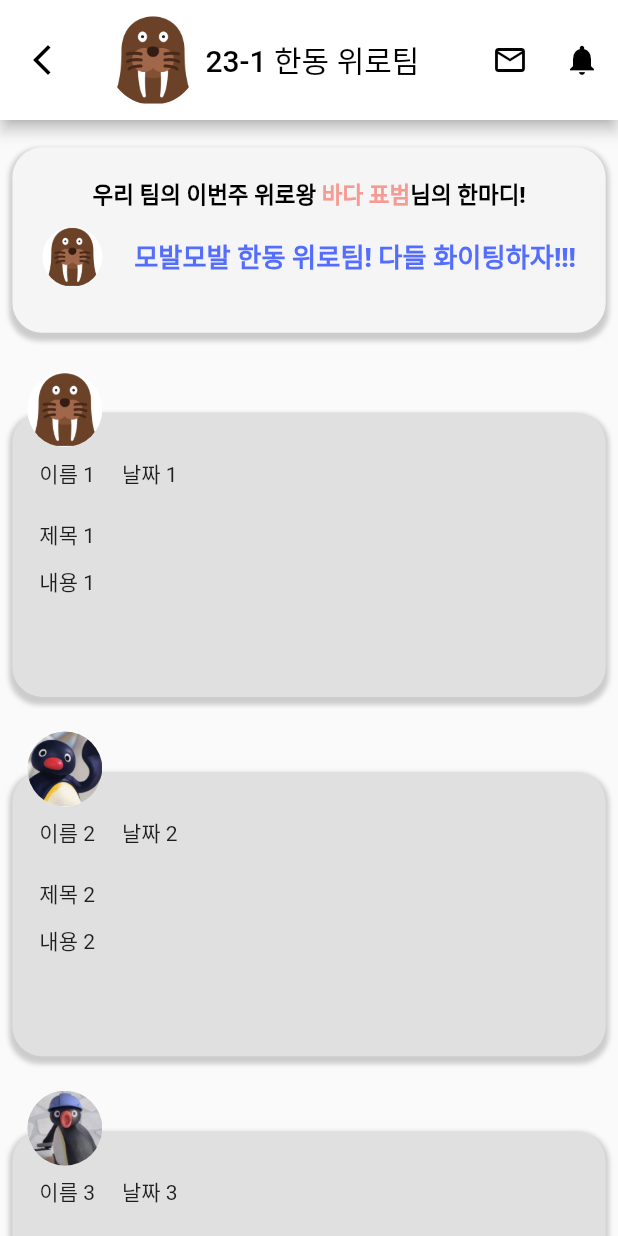
After one commit to MobalWorld/Mobal_Front, a Flutter app: the GroupMain screen opened directly, on a phone screen of 412 x 824 dp. The commit adds this screen. Run offline on Flutter 3.47's test engine with Material 2 defaults, Android fonts, the phone set to English and light mode, and no system bars; our stand-ins replace cloud_firestore, firebase_auth, firebase_core, flutter_screenutil, get, google_sign_in; accounts and stored records are empty.

Commit message:
create group_main

```diff
--- /dev/null
+++ b/lib/UI/group_main.dart
@@ -0,0 +1,211 @@
+import 'package:flutter/cupertino.dart';
+import 'package:flutter/material.dart';
+import 'package:flutter_screenutil/flutter_screenutil.dart';
+
+class GroupMain extends StatefulWidget {
+  const GroupMain({Key? key}) : super(key: key);
+
+  @override
+  State<GroupMain> createState() => _GroupMainState();
+}
+
+final List<String> name = <String>['이름 1', '이름 2', '이름 3'];
+final List<String> title = <String>['제목 1', '제목 2', '제목 3'];
+final List<String> content = <String>['내용 1', '내용 2', '내용 3'];
+final List<String> date = <String>['날짜 1', '날짜 2', '날짜 3'];
+final List<String> image = <String> ['assets/walrus.png','assets/peng1.jpg','assets/peng2.jpg'];
+
+class _GroupMainState extends State<GroupMain> {
+  @override
+  Widget build(BuildContext context) {
+    return SafeArea(
+      child: Scaffold(
+      appBar: AppBar(
+      backgroundColor: Colors.white,
+      toolbarHeight: 80,
+      leading: IconButton(
+        icon: Icon(Icons.arrow_back_ios_new,color: Colors.black,)
+        ,
+        onPressed
+            :
+            () {},
+      ),
+      title: Row(
+        children: [
+          CircleAvatar(
+            backgroundColor: Colors.white,
+            backgroundImage: AssetImage('assets/walrus.png'),
+            radius: 30, //프로필 사진 원 사이즈 -> 30으로 고정
+          ),
+          SizedBox(width: 5),
+          Text('23-1 한동 위로팀',style: TextStyle(color: Colors.black),),
+        ],
+      ),
+      actions: [
+        IconButton(onPressed: () {}, icon: Icon(Icons.mail_outline,color: Colors.black,)),
+        IconButton(onPressed: () {}, icon: Icon(Icons.notifications,color: Colors.black,)),
+      ],
+      centerTitle: true,
+    ),
+    body: Column(
+    mainAxisAlignment: MainAxisAlignment.start,
+    children: [
+    SizedBox(height: 10,),
+    Padding(
+    padding: EdgeInsets.symmetric(
+    horizontal: 0.01.sh,
+    vertical: 0.01.sh),
+    child: Container(
+    height: 0.15.sh,
+    decoration: BoxDecoration(
+    color: Colors.grey[100],
+    borderRadius: BorderRadius.circular(20),
+    boxShadow: [
+    BoxShadow(
+    color: Colors.grey.withOpacity(0.5),
+    spreadRadius: 2,
+    blurRadius: 2,
+    offset: Offset(0, 3), // changes position of shadow
+    ),
+    ],
+    ),
+    child: Padding(
+    padding: EdgeInsets.all(20),
+    child: Column(
+    crossAxisAlignment: CrossAxisAlignment.center,
+    children: [
+    RichText(
+    text: TextSpan(
+    text: '우리 팀의 이번주 위로왕 ',
+    style: TextStyle(
+    fontSize: 15,
+    fontWeight: FontWeight.w600,
+    color: Colors.black),
+    children: [
+    TextSpan(
+    text: '바다 표범',
+    style: TextStyle(fontSize: 15, color: Color(0xFFF69B94),fontWeight: FontWeight.w600),
+    ),
+    TextSpan(
+    text: '님의 한마디!',
+    style: TextStyle(fontSize: 15, color: Colors.black, fontWeight: FontWeight.w800),
+    ),
+    ])),
+    SizedBox(height: 11),
+    Row(
+    mainAxisAlignment: MainAxisAlignment.spaceBetween,
+    children: [
+    CircleAvatar(
+    backgroundColor: Colors.white,
+    backgroundImage: AssetImage('assets/walrus.png'),
+    radius: 20, //프로필 사진 원 사이즈 -> 30으로 고정
+    ),
+    Text('모발모발 한동 위로팀! 다들 화이팅하자!!!',style: TextStyle(fontWeight: FontWeight.w800,fontSize: 17.5,color: Colors.indigoAccent),),
+    ],
+    ),
+    ],
+    ),
+    ),
+    ),
+    ),
+
+      Expanded(child: Container(
+        child: ListView.builder(
+            padding: EdgeInsets.symmetric(horizontal: 0.01.sh, vertical: 40),
+            itemCount: name.length,
+            itemBuilder: (BuildContext context, int index) {
+              return Transform.translate(
+                offset: Offset(0,5),
+                child: Column(
+                  children: [
+                    Container(
+                      clipBehavior: Clip.none,
+                      height: 0.23.sh,
+                      decoration: BoxDecoration(
+                        color: Colors.grey[300],
+                        borderRadius: BorderRadius.circular(20),
+                        boxShadow: [
+                          BoxShadow(
+                            color: Colors.grey.withOpacity(0.5),
+                            spreadRadius: 2,
+                            blurRadius: 2,
+                            offset: Offset(0, 3), // changes position of shadow
+                          ),
+                        ],
+                      ),
+                      child: Padding(
+                        padding: EdgeInsets.all(10),
+                        child: Row(
+                          children: [
+                            Column(
+                              crossAxisAlignment: CrossAxisAlignment.start,
+                              children: [
+                                //이름과 날짜
+                                    Row(
+                                      children: [
+                                        Padding(
+                                          padding: const EdgeInsets.symmetric(horizontal: 8, vertical: 20),
+                                          child: Text(name[index],style: TextStyle(fontSize: 14),),
+                                        ),
+                                        SizedBox(width: 10),
+
+                                          Text(date[index],style: TextStyle(fontSize: 14),),
+
+                                      ],
+                                    ),
+                                //제목
+                                Row(
+                                  crossAxisAlignment: CrossAxisAlignment.start,
+                                  children: [
+                                    Padding(
+                                      padding: const EdgeInsets.fromLTRB(8, 0, 8, 0),
+                                      child: Text(title[index],style: TextStyle(fontSize: 14),),
+                                    ),
+                                  ],
+                                ),
+                                SizedBox(height: 10,),
+                                //내용
+                                Row(
+                                  crossAxisAlignment: CrossAxisAlignment.start,
+                                  children: [
+                                    Padding(
+                                      padding: const EdgeInsets.fromLTRB(8, 0, 8, 0),
+                                      child: Text(content[index],style: TextStyle(fontSize: 14),),
+                                    ),
+                                  ],
+                                ),
+
+
+
+                                    Transform.scale(
+                                      scale: 1,
+                                      child: Transform.translate(offset: Offset(0,-150),
+                                        child: CircleAvatar(
+                                          backgroundColor: Colors.white,
+                                          backgroundImage: AssetImage(image[index]),
+                                          radius: 25, //프로필 사진 원 사이즈 -> 30으로 고정
+                                        ),),
+                                    ),
+
+
+                              ],
+                            ),
+
+                          ],
+                        ),
+                      ),
+                    ),
+                    Container(
+                      height: 50,
+                    )
+                  ],
+                ),
+              );
+            })
+      ))
+],
+    ),
+
+    ),);
+  }
+}
--- a/lib/UI/master_key.dart
+++ b/lib/UI/master_key.dart
@@ -1,5 +1,6 @@
 import 'package:flutter/material.dart';
 import 'package:flutter_application_3/UI/Toung.dart';
+import 'package:flutter_application_3/UI/group_main.dart';
 import 'package:flutter_application_3/UI/storagebox_btn.dart';
 import 'package:flutter_application_3/login/login.dart';
 import 'package:flutter_screenutil/flutter_screenutil.dart';
@@ -54,6 +55,12 @@ class MasterKey extends StatelessWidget {
                     'Toung',
                   ),
                 ),
+                DropdownMenuItem(
+                  value: 'groupmain',
+                  child: Text(
+                    'GroupMain',
+                  ),
+                ),
               ],
               onChanged: (String? value) {
                 if (value == 'joinmake') {
@@ -78,6 +85,9 @@ class MasterKey extends StatelessWidget {
                 } else if (value == 'toung') {
                   Navigator.push(context,
                       MaterialPageRoute(builder: (context) => toungpage()));
+                } else if (value == 'groupmain') {
+                  Navigator.push(context,
+                      MaterialPageRoute(builder: (context) => GroupMain()));
                 }
               },
             ),
```
